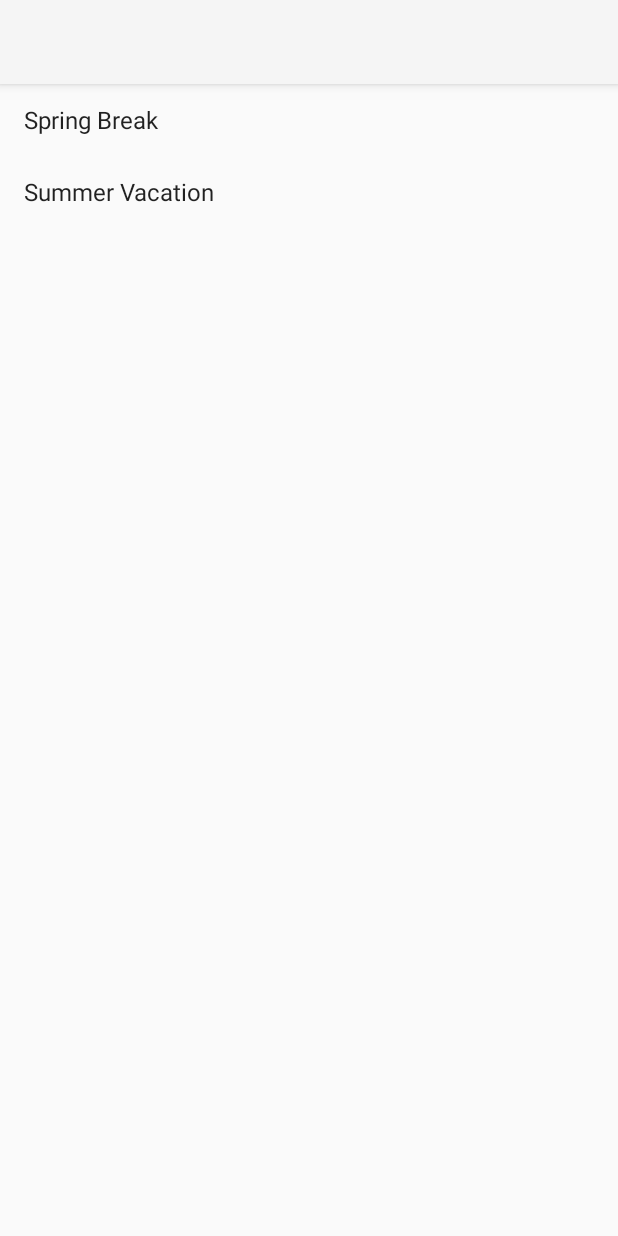
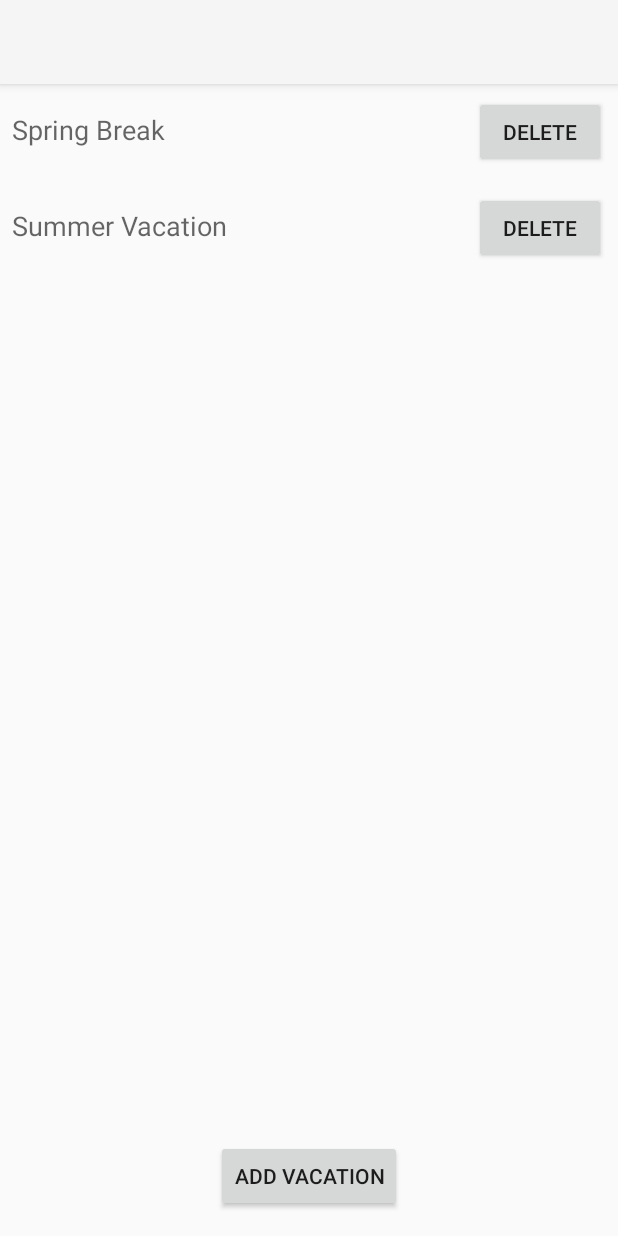
Before and after one commit to andresegm/vacation-scheduler, an Android app: the screen it shows after launch (MainActivity), on a phone screen of 412 x 824 dp. Run offline under Robolectric (Android 15) with nearby library versions, the light colour scheme and no system bars; our stand-ins replace Room's generated code.

Commit message:
Task B1 and B2: Implemented functionality for adding, updating, and deleting vacations
- Added layout for individual vacation items (vacation_item.xml) with delete button.
- Modified VacationAdapter to handle click and delete actions for each vacation.
- Updated MainActivity to manage adding and deleting vacations with validation.
- Adjusted activity_main.xml to include RecyclerView for displaying vacations.
- Ensured vacations cannot be deleted if associated excursions exist (validation in VacationRepository and VacationDAO).

```diff
--- a/app/src/main/java/com/example/d308vacationplanner/MainActivity.java
+++ b/app/src/main/java/com/example/d308vacationplanner/MainActivity.java
@@ -2,6 +2,8 @@ package com.example.d308vacationplanner;
 
 import android.content.Intent;
 import android.os.Bundle;
+import android.widget.Button;
+import android.widget.Toast;
 
 import androidx.appcompat.app.AppCompatActivity;
 import androidx.lifecycle.ViewModelProvider;
@@ -33,7 +35,9 @@ public class MainActivity extends AppCompatActivity {
         vacationList.setLayoutManager(new LinearLayoutManager(this));
 
         // Initialize Adapter with an empty list
-        adapter = new VacationAdapter(new ArrayList<>(), vacation -> {
+        adapter = new VacationAdapter(new ArrayList<>(), new VacationAdapter.OnVacationActionListener() {
+            @Override
+            public void onVacationClick(Vacation vacation) {
                 // Navigate to VacationDetailsActivity on item click
                 Intent intent = new Intent(MainActivity.this, VacationDetailsActivity.class);
                 intent.putExtra("id", vacation.getId());
@@ -42,6 +46,23 @@ public class MainActivity extends AppCompatActivity {
                 intent.putExtra("startDate", vacation.getStartDate());
                 intent.putExtra("endDate", vacation.getEndDate());
                 startActivity(intent);
+            }
+
+            @Override
+            public void onVacationDelete(Vacation vacation) {
+                // Handle vacation deletion
+                repository.deleteVacation(vacation, new VacationRepository.DeletionCallback() {
+                    @Override
+                    public void onSuccess() {
+                        runOnUiThread(() -> Toast.makeText(MainActivity.this, "Vacation deleted successfully", Toast.LENGTH_SHORT).show());
+                    }
+
+                    @Override
+                    public void onFailure(String message) {
+                        runOnUiThread(() -> Toast.makeText(MainActivity.this, message, Toast.LENGTH_SHORT).show());
+                    }
+                });
+            }
         });
         vacationList.setAdapter(adapter);
 
@@ -52,5 +73,14 @@ public class MainActivity extends AppCompatActivity {
                 adapter.updateData(vacations);
             }
         });
+
+        // Bind Add Vacation Button
+        Button addVacationButton = findViewById(R.id.add_vacation_button);
+        addVacationButton.setOnClickListener(v -> {
+            // Add a new vacation to the database
+            Vacation newVacation = new Vacation(0, "New Vacation", "Hotel Name", "01/01/2025", "01/07/2025");
+            repository.insertVacation(newVacation);
+            Toast.makeText(this, "Vacation added", Toast.LENGTH_SHORT).show();
+        });
     }
 }
--- a/app/src/main/java/com/example/d308vacationplanner/adapters/VacationAdapter.java
+++ b/app/src/main/java/com/example/d308vacationplanner/adapters/VacationAdapter.java
@@ -3,11 +3,13 @@ package com.example.d308vacationplanner.adapters;
 import android.view.LayoutInflater;
 import android.view.View;
 import android.view.ViewGroup;
+import android.widget.Button;
 import android.widget.TextView;
 
 import androidx.annotation.NonNull;
 import androidx.recyclerview.widget.RecyclerView;
 
+import com.example.d308vacationplanner.R;
 import com.example.d308vacationplanner.entities.Vacation;
 
 import java.util.List;
@@ -15,18 +17,23 @@ import java.util.List;
 public class VacationAdapter extends RecyclerView.Adapter<VacationAdapter.VacationViewHolder> {
 
     private final List<Vacation> vacationList;
-    private final OnVacationClickListener clickListener;
+    private final OnVacationActionListener actionListener;
 
-    public VacationAdapter(List<Vacation> vacationList, OnVacationClickListener clickListener) {
+    public interface OnVacationActionListener {
+        void onVacationClick(Vacation vacation);
+        void onVacationDelete(Vacation vacation);
+    }
+
+    public VacationAdapter(List<Vacation> vacationList, OnVacationActionListener actionListener) {
         this.vacationList = vacationList;
-        this.clickListener = clickListener;
+        this.actionListener = actionListener;
     }
 
     @NonNull
     @Override
     public VacationViewHolder onCreateViewHolder(@NonNull ViewGroup parent, int viewType) {
         View view = LayoutInflater.from(parent.getContext())
-                .inflate(android.R.layout.simple_list_item_1, parent, false);
+                .inflate(R.layout.vacation_item, parent, false);
         return new VacationViewHolder(view);
     }
 
@@ -34,7 +41,10 @@ public class VacationAdapter extends RecyclerView.Adapter<VacationAdapter.Vacati
     public void onBindViewHolder(@NonNull VacationViewHolder holder, int position) {
         Vacation vacation = vacationList.get(position);
         holder.titleTextView.setText(vacation.getTitle());
-        holder.itemView.setOnClickListener(v -> clickListener.onVacationClick(vacation));
+
+        // Handle click actions
+        holder.itemView.setOnClickListener(v -> actionListener.onVacationClick(vacation));
+        holder.deleteButton.setOnClickListener(v -> actionListener.onVacationDelete(vacation));
     }
 
     @Override
@@ -43,21 +53,19 @@ public class VacationAdapter extends RecyclerView.Adapter<VacationAdapter.Vacati
     }
 
     public void updateData(List<Vacation> newVacations) {
-        vacationList.clear(); // Clear existing data
-        vacationList.addAll(newVacations); // Add new data
-        notifyDataSetChanged(); // Notify the adapter that the dataset has changed
+        vacationList.clear();
+        vacationList.addAll(newVacations);
+        notifyDataSetChanged();
     }
 
     public static class VacationViewHolder extends RecyclerView.ViewHolder {
         final TextView titleTextView;
+        final Button deleteButton;
 
         public VacationViewHolder(@NonNull View itemView) {
             super(itemView);
-            titleTextView = itemView.findViewById(android.R.id.text1);
+            titleTextView = itemView.findViewById(R.id.vacation_title);
+            deleteButton = itemView.findViewById(R.id.vacation_delete_button);
         }
     }
-
-    public interface OnVacationClickListener {
-        void onVacationClick(Vacation vacation);
-    }
 }
--- a/app/src/main/res/layout/activity_main.xml
+++ b/app/src/main/res/layout/activity_main.xml
@@ -10,7 +10,18 @@
         android:layout_width="0dp"
         android:layout_height="0dp"
         app:layout_constraintTop_toTopOf="parent"
+        app:layout_constraintBottom_toTopOf="@id/add_vacation_button"
+        app:layout_constraintStart_toStartOf="parent"
+        app:layout_constraintEnd_toEndOf="parent" />
+
+    <Button
+        android:id="@+id/add_vacation_button"
+        android:layout_width="wrap_content"
+        android:layout_height="wrap_content"
+        android:text="Add Vacation"
         app:layout_constraintBottom_toBottomOf="parent"
         app:layout_constraintStart_toStartOf="parent"
-        app:layout_constraintEnd_toEndOf="parent" />
+        app:layout_constraintEnd_toEndOf="parent"
+        android:layout_margin="16dp" />
+
 </androidx.constraintlayout.widget.ConstraintLayout>
--- /dev/null
+++ b/app/src/main/res/layout/vacation_item.xml
@@ -0,0 +1,22 @@
+<?xml version="1.0" encoding="utf-8"?>
+<LinearLayout
+    xmlns:android="http://schemas.android.com/apk/res/android"
+    android:layout_width="match_parent"
+    android:layout_height="wrap_content"
+    android:orientation="horizontal"
+    android:padding="8dp">
+
+    <TextView
+        android:id="@+id/vacation_title"
+        android:layout_width="0dp"
+        android:layout_height="wrap_content"
+        android:layout_weight="1"
+        android:text="Vacation Title"
+        android:textAppearance="@style/TextAppearance.AppCompat.Medium" />
+
+    <Button
+        android:id="@+id/vacation_delete_button"
+        android:layout_width="wrap_content"
+        android:layout_height="wrap_content"
+        android:text="Delete" />
+</LinearLayout>
```
Lines whose indentation alone changed are shown as unchanged.
